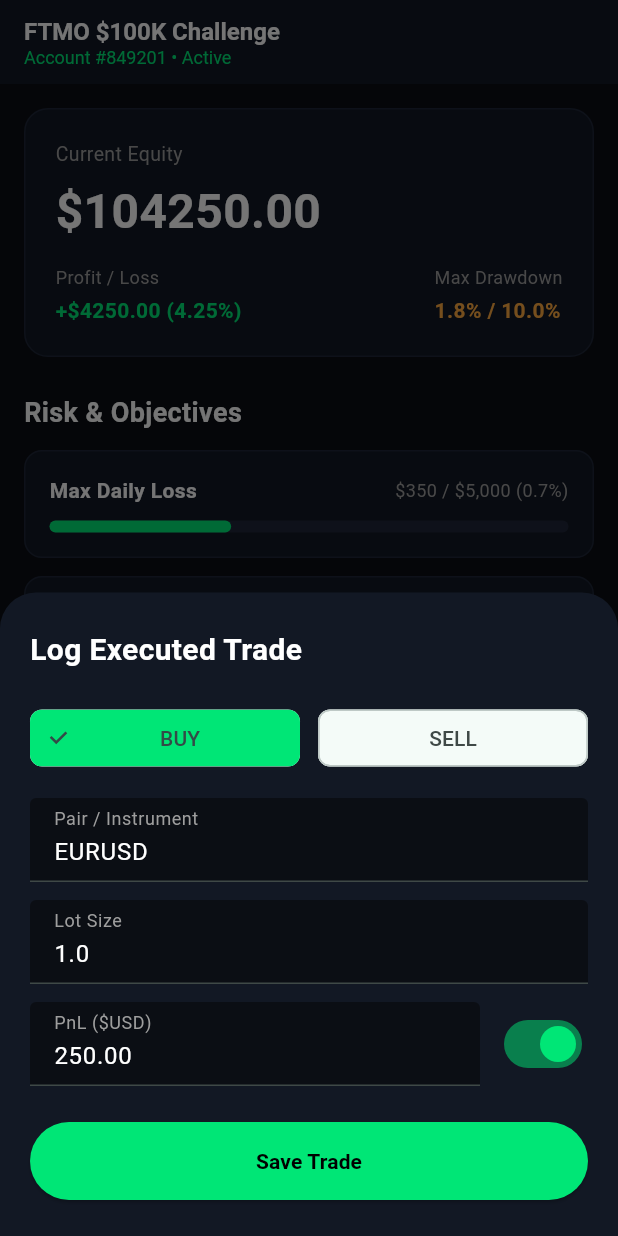
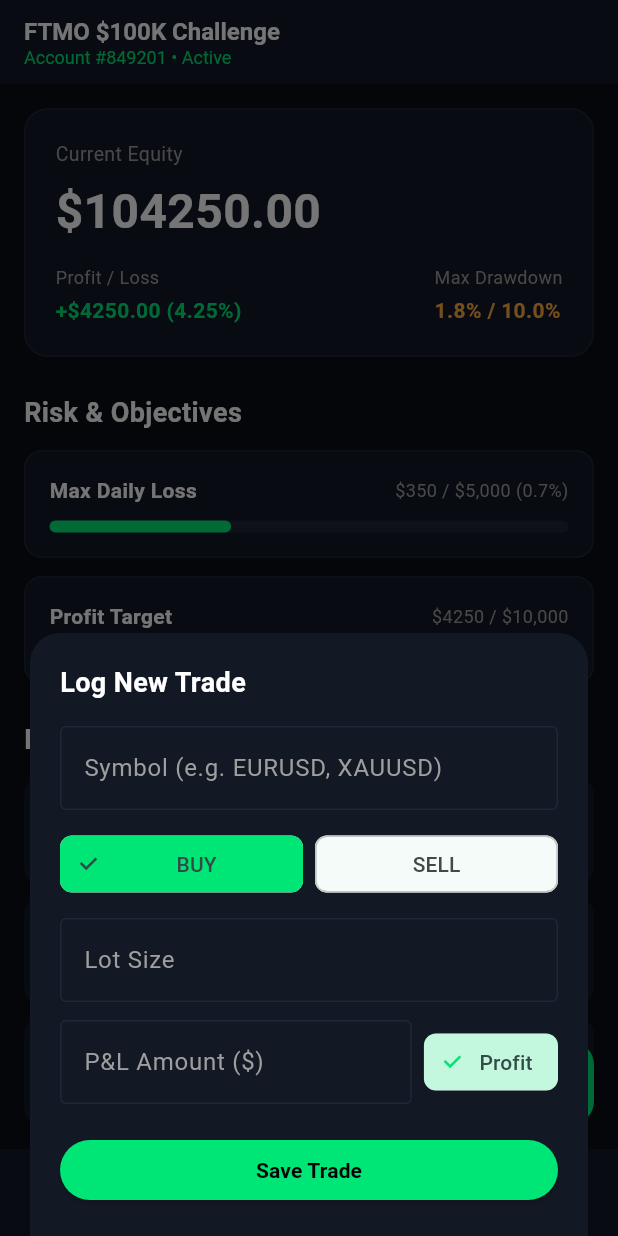
Before and after one commit to irshadqureshi961-dot/proptrack, a Flutter app: the DashboardScreen screen opened directly, after a tap on "Log Trade", on a phone screen of 412 x 824 dp. Run offline on Flutter 3.47's test engine with Material 3 defaults, Android fonts, the phone set to English and light mode, and no system bars; our stand-ins replace flutter_riverpod, google_fonts, supabase_flutter; accounts and stored records are empty; statements that could not run were skipped.

Commit message:
Wire Supabase persistence directly into LogTradeSheet modal

```diff
--- a/lib/features/trades/widgets/log_trade_sheet.dart
+++ b/lib/features/trades/widgets/log_trade_sheet.dart
@@ -1,4 +1,5 @@
 import 'package:flutter/material.dart';
+import '../../../core/services/trade_service.dart';
 
 class LogTradeSheet extends StatefulWidget {
   final Function(Map<String, dynamic>) onTradeAdded;
@@ -10,62 +11,87 @@
 }
 
 class _LogTradeSheetState extends State<LogTradeSheet> {
-  final _symbolController = TextEditingController(text: 'EURUSD');
-  final _lotsController = TextEditingController(text: '1.0');
-  final _pnlController = TextEditingController(text: '250.00');
+  final _symbolController = TextEditingController();
+  final _lotSizeController = TextEditingController();
+  final _pnlController = TextEditingController();
+  final _tradeService = TradeService();
+
   String _tradeType = 'BUY';
   bool _isProfit = true;
+  bool _isSubmitting = false;
 
-  @override
-  void dispose() {
-    _symbolController.dispose();
-    _lotsController.dispose();
-    _pnlController.dispose();
-    super.dispose();
-  }
+  Future<void> _submitTrade() async {
+    final symbol = _symbolController.text.trim().toUpperCase();
+    final lotSize = double.tryParse(_lotSizeController.text.trim()) ?? 0.0;
+    final rawPnl = double.tryParse(_pnlController.text.trim()) ?? 0.0;
 
-  void _submit() {
-    final symbol = _symbolController.text.trim().toUpperCase();
-    final lots = _lotsController.text.trim();
-    final rawPnl = double.tryParse(_pnlController.text.trim()) ?? 0.0;
-    final finalPnl = _isProfit ? rawPnl : -rawPnl;
+    if (symbol.isEmpty || lotSize <= 0) return;
 
-    if (symbol.isEmpty || lots.isEmpty) return;
+    final numericPnl = _isProfit ? rawPnl.abs() : -rawPnl.abs();
+
+    setState(() => _isSubmitting = true);
+
+    // Persist to Supabase
+    await _tradeService.logTrade(
+      symbol: symbol,
+      type: _tradeType,
+      lotSize: lotSize,
+      pnl: numericPnl,
+    );
+
+    final formattedPnl = '${numericPnl >= 0 ? '+$' : '-$'}${numericPnl.abs().toStringAsFixed(2)}';
 
     widget.onTradeAdded({
       'symbol': symbol,
       'type': _tradeType,
-      'size': '$lots Lots',
-      'pnl': '${finalPnl >= 0 ? '+\$' : '-\$'}${finalPnl.abs().toStringAsFixed(2)}',
+      'size': '$lotSize Lots',
+      'pnl': formattedPnl,
       'isProfit': _isProfit,
-      'numericPnl': finalPnl,
+      'numericPnl': numericPnl,
     });
 
-    Navigator.of(context).pop();
+    if (mounted) {
+      setState(() => _isSubmitting = false);
+      Navigator.pop(context);
+    }
   }
 
   @override
   Widget build(BuildContext context) {
-    return Container(
+    return Padding(
       padding: EdgeInsets.only(
-        top: 24,
+        bottom: MediaQuery.of(context).viewInsets.bottom,
+        top: 20,
         left: 20,
         right: 20,
-        bottom: MediaQuery.of(context).viewInsets.bottom + 24,
       ),
+      child: Container(
         decoration: const BoxDecoration(
           color: Color(0xFF121824),
-        borderRadius: BorderRadius.vertical(top: Radius.circular(24)),
+          borderRadius: BorderRadius.vertical(top: Radius.circular(20)),
         ),
+        padding: const EdgeInsets.all(20),
+        child: SingleChildScrollView(
           child: Column(
             mainAxisSize: MainAxisSize.min,
             crossAxisAlignment: CrossAxisAlignment.stretch,
             children: [
               const Text(
-            'Log Executed Trade',
-            style: TextStyle(fontSize: 20, fontWeight: FontWeight.bold, color: Colors.white),
+                'Log New Trade',
+                style: TextStyle(fontSize: 18, fontWeight: FontWeight.bold, color: Colors.white),
               ),
-          const SizedBox(height: 20),
+              const SizedBox(height: 16),
+              TextField(
+                controller: _symbolController,
+                style: const TextStyle(color: Colors.white),
+                decoration: const InputDecoration(
+                  labelText: 'Symbol (e.g. EURUSD, XAUUSD)',
+                  labelStyle: TextStyle(color: Colors.grey),
+                  enabledBorder: OutlineInputBorder(borderSide: BorderSide(color: Color(0xFF1E2638))),
+                  focusedBorder: OutlineInputBorder(borderSide: BorderSide(color: Color(0xFF00E676))),
+                ),
+              ),
+              const SizedBox(height: 12),
               Row(
                 children: [
                   Expanded(
@@ -76,7 +102,7 @@
                       onSelected: (val) => setState(() => _tradeType = 'BUY'),
                     ),
                   ),
-              const SizedBox(width: 12),
+                  const SizedBox(width: 8),
                   Expanded(
                     child: ChoiceChip(
                       label: const Center(child: Text('SELL')),
@@ -87,27 +113,16 @@
                   ),
                 ],
               ),
-          const SizedBox(height: 16),
-          TextField(
-            controller: _symbolController,
-            style: const TextStyle(color: Colors.white),
-            decoration: const InputDecoration(
-              labelText: 'Pair / Instrument',
-              labelStyle: TextStyle(color: Colors.grey),
-              filled: true,
-              fillColor: Color(0xFF0B0E14),
-            ),
-          ),
               const SizedBox(height: 12),
               TextField(
-            controller: _lotsController,
-            keyboardType: TextInputType.number,
+                controller: _lotSizeController,
+                keyboardType: const TextInputType.numberWithOptions(decimal: true),
                 style: const TextStyle(color: Colors.white),
                 decoration: const InputDecoration(
                   labelText: 'Lot Size',
                   labelStyle: TextStyle(color: Colors.grey),
-              filled: true,
-              fillColor: Color(0xFF0B0E14),
+                  enabledBorder: OutlineInputBorder(borderSide: BorderSide(color: Color(0xFF1E2638))),
+                  focusedBorder: OutlineInputBorder(borderSide: BorderSide(color: Color(0xFF00E676))),
                 ),
               ),
               const SizedBox(height: 12),
@@ -116,36 +131,47 @@
                   Expanded(
                     child: TextField(
                       controller: _pnlController,
-                  keyboardType: TextInputType.number,
+                      keyboardType: const TextInputType.numberWithOptions(decimal: true),
                       style: const TextStyle(color: Colors.white),
                       decoration: const InputDecoration(
-                    labelText: 'PnL (\$USD)',
+                        labelText: 'P&L Amount (\$)',
                         labelStyle: TextStyle(color: Colors.grey),
-                    filled: true,
-                    fillColor: Color(0xFF0B0E14),
+                        enabledBorder: OutlineInputBorder(borderSide: BorderSide(color: Color(0xFF1E2638))),
+                        focusedBorder: OutlineInputBorder(borderSide: BorderSide(color: Color(0xFF00E676))),
                       ),
                     ),
                   ),
-              const SizedBox(width: 12),
-              Switch(
-                value: _isProfit,
-                activeColor: const Color(0xFF00E676),
-                inactiveThumbColor: const Color(0xFFFF5252),
-                onChanged: (val) => setState(() => _isProfit = val),
+                  const SizedBox(width: 8),
+                  FilterChip(
+                    label: Text(_isProfit ? 'Profit' : 'Loss'),
+                    selected: _isProfit,
+                    selectedColor: const Color(0x3300E676),
+                    checkmarkColor: const Color(0xFF00E676),
+                    onSelected: (val) => setState(() => _isProfit = val),
                   ),
                 ],
               ),
-          const SizedBox(height: 24),
+              const SizedBox(height: 20),
               ElevatedButton(
-            onPressed: _submit,
+                onPressed: _isSubmitting ? null : _submitTrade,
                 style: ElevatedButton.styleFrom(
                   backgroundColor: const Color(0xFF00E676),
-              foregroundColor: Colors.black,
-              padding: const EdgeInsets.symmetric(vertical: 16),
+                  padding: const EdgeInsets.vertical(14),
                 ),
-            child: const Text('Save Trade', style: TextStyle(fontWeight: FontWeight.bold)),
+                child: _isSubmitting
+                    ? const SizedBox(
+                        height: 20,
+                        width: 20,
+                        child: CircularProgressIndicator(strokeWidth: 2, color: Colors.black),
+                      )
+                    : const Text(
+                        'Save Trade',
+                        style: TextStyle(color: Colors.black, fontWeight: FontWeight.bold),
+                      ),
               ),
             ],
+          ),
+        ),
       ),
     );
   }
```
Lines whose indentation alone changed are shown as unchanged.
